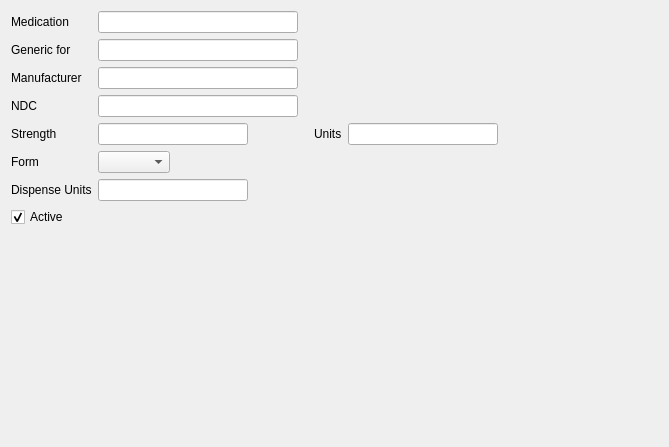
This is mtrack/nmw_page00.ui in kyledevans/Medicine-Track as Qt 5 draws it before an edit. The edited form follows.
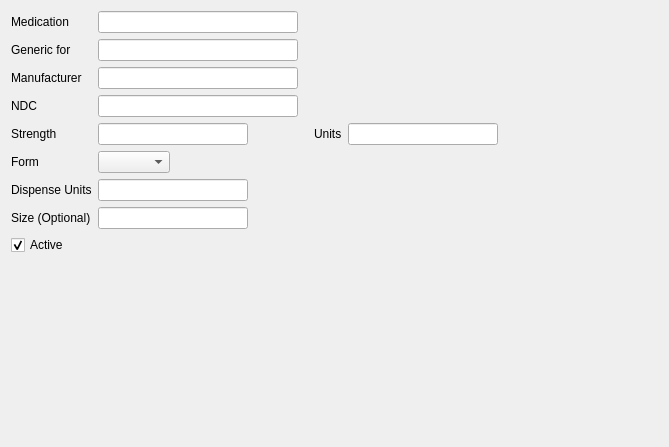
This is the edited form.

Commit message: Changed schema.  Updated code to fit. 	modified:   mtrack/altermedicationwizard.cpp 	modified:   mtrack/apw_page00.cpp 	modified:   mtrack/apw_page01.cpp 	modified:   mtrack/apw_page01.ui 	modified:   mtrack/database_info.txt 	modified:   mtrack/medicationrecord.cpp 	modified:   mtrack/medicationrecord.h 	modified:   mtrack/medicationsframe.cpp 	modified:   mtrack/nmw_page00.cpp 	modified:   mtrack/nmw_page00.ui

```diff
--- a/mtrack/nmw_page00.ui
+++ b/mtrack/nmw_page00.ui
@@ -323,7 +323,7 @@
      </item>
     </layout>
    </item>
-   <item row="8" column="0">
+   <item row="9" column="0">
     <widget class="QCheckBox" name="activeField">
      <property name="text">
       <string>Active</string>
@@ -333,6 +333,46 @@
      </property>
     </widget>
    </item>
+   <item row="8" column="0">
+    <widget class="QLabel" name="unitSizeLabel">
+     <property name="text">
+      <string>Size (Optional)</string>
+     </property>
+    </widget>
+   </item>
+   <item row="8" column="1">
+    <layout class="QHBoxLayout" name="horizontalLayout_7">
+     <item>
+      <widget class="QLineEdit" name="unitSizeField">
+       <property name="minimumSize">
+        <size>
+         <width>150</width>
+         <height>0</height>
+        </size>
+       </property>
+       <property name="maximumSize">
+        <size>
+         <width>150</width>
+         <height>16777215</height>
+        </size>
+       </property>
+      </widget>
+     </item>
+     <item>
+      <spacer name="horizontalSpacer_9">
+       <property name="orientation">
+        <enum>Qt::Horizontal</enum>
+       </property>
+       <property name="sizeHint" stdset="0">
+        <size>
+         <width>40</width>
+         <height>20</height>
+        </size>
+       </property>
+      </spacer>
+     </item>
+    </layout>
+   </item>
   </layout>
  </widget>
  <resources/>
```
Left out of the diff: 2 changed lines with no effect on the pictures. The commit also changes 9 other files.
